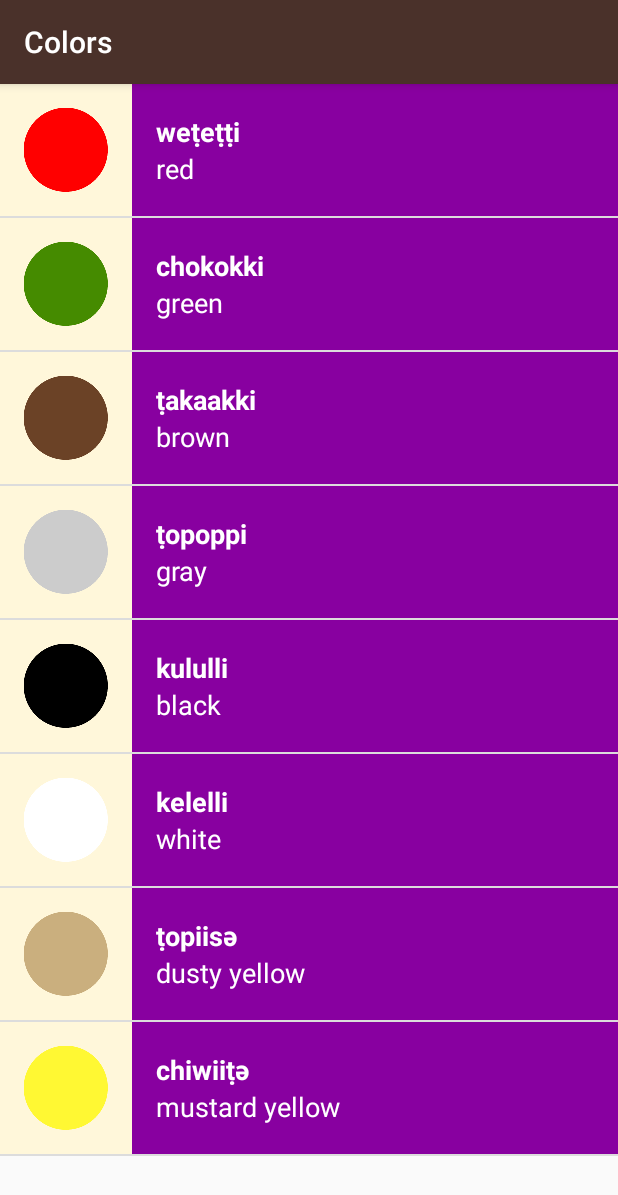
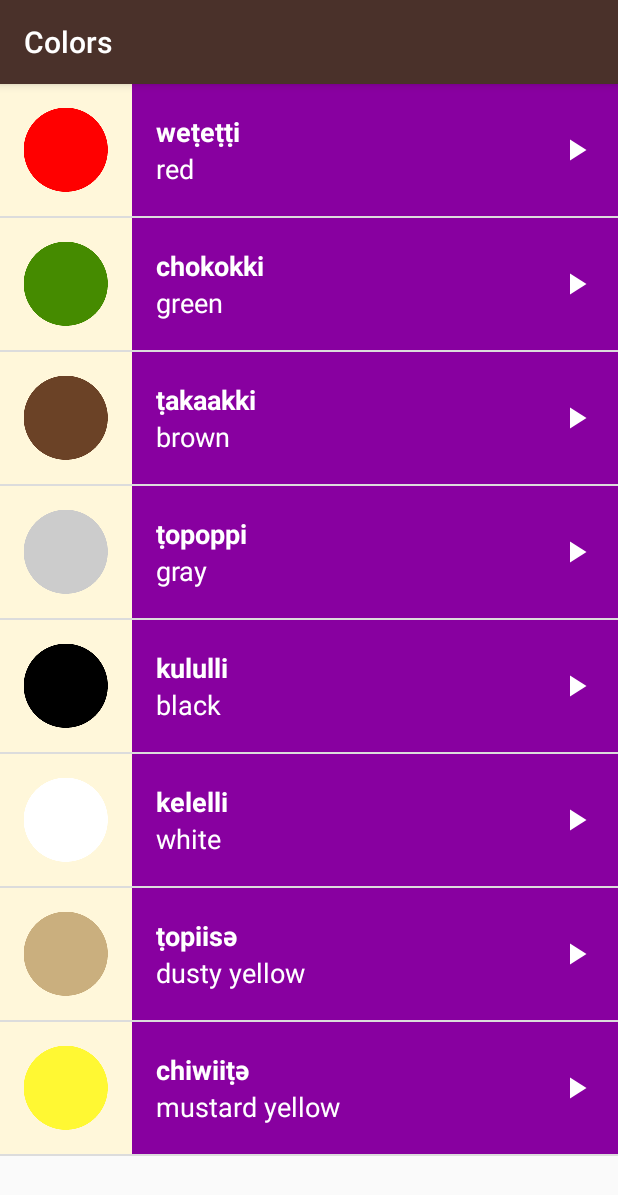
Before and after one commit to anne06/GAB_MultiscreensApp_1_Miwok, an Android app: the ColorsActivity screen opened directly, with no data from a screen before it, on a phone screen of 412 x 824 dp. Shown: the top 1195 px of the screen. Run offline under Robolectric (Android 15) with nearby library versions, the phone set to English and light mode, and no system bars.

Commit message:
Add icone play on listItem layout

```diff
--- a/app/src/main/java/com/example/android/miwok/NumbersActivity.java
+++ b/app/src/main/java/com/example/android/miwok/NumbersActivity.java
@@ -68,7 +68,7 @@ public class NumbersActivity extends AppCompatActivity {
         final List<Word> words = new ArrayList<>();
         words.add(new Word("one", "lutti", R.drawable.number_one, R.raw.number_one));
         words.add(new Word("two", "otiiko", R.drawable.number_two, R.raw.number_two));
-        words.add(new Word("three", "tolookosu", R.drawable.number_three, R.raw.number_three));
+      /*  words.add(new Word("three", "tolookosu", R.drawable.number_three, R.raw.number_three));
         words.add(new Word("four", "oyyisa", R.drawable.number_four, R.raw.number_four));
         words.add(new Word("five", "massokka", R.drawable.number_five, R.raw.number_five));
         words.add(new Word("six", "temmokka", R.drawable.number_six, R.raw.number_six));
@@ -76,7 +76,7 @@ public class NumbersActivity extends AppCompatActivity {
         words.add(new Word("eight", "kawinta", R.drawable.number_eight, R.raw.number_eight));
         words.add(new Word("nine", "wo'e", R.drawable.number_nine, R.raw.number_nine));
         words.add(new Word("ten", "na'aacha", R.drawable.number_ten, R.raw.number_ten));
-
+*/
 
         // Create an {@link ArrayAdapter}, whose data source is a list of Strings. The
         // adapter knows how to create layouts for each item in the list, using the
--- /dev/null
+++ b/app/src/main/res/drawable-anydpi/ic_play_arrow_white.xml
@@ -0,0 +1,10 @@
+<vector xmlns:android="http://schemas.android.com/apk/res/android"
+    android:width="24dp"
+    android:height="24dp"
+    android:viewportWidth="24"
+    android:viewportHeight="24"
+    android:tint="#FFFFFF">
+    <path
+        android:fillColor="#FF000000"
+        android:pathData="M8,5v14l11,-7z"/>
+</vector>
--- a/app/src/main/res/layout/list_item.xml
+++ b/app/src/main/res/layout/list_item.xml
@@ -1,20 +1,22 @@
 <?xml version="1.0" encoding="utf-8"?>
-<LinearLayout xmlns:android="http://schemas.android.com/apk/res/android"
+<RelativeLayout xmlns:android="http://schemas.android.com/apk/res/android"
     xmlns:tools="http://schemas.android.com/tools"
     android:layout_width="match_parent"
-    android:layout_height="match_parent"
-    android:background="@color/tan_background">
+    android:layout_height="@dimen/image_size"
+    android:background="@color/tan_background"
+    android:orientation="horizontal">
 
     <ImageView
         android:id="@+id/image_view"
         android:layout_width="@dimen/image_size"
-        android:layout_height="@dimen/image_size" />
+        android:layout_height="@dimen/image_size"
+        android:layout_alignParentLeft="true" />
 
     <LinearLayout
         android:id="@+id/textViewsLayout"
-        android:layout_width="0dp"
+        android:layout_width="match_parent"
         android:layout_height="@dimen/list_item_height"
-        android:layout_weight="1"
+        android:layout_toRightOf="@id/image_view"
         android:orientation="vertical">
 
         <TextView
@@ -35,4 +37,13 @@
             tools:text="one" />
     </LinearLayout>
 
-</LinearLayout>
+    <View
+        android:layout_width="@dimen/ic_play_size"
+        android:layout_height="@dimen/ic_play_size"
+        android:layout_alignParentRight="true"
+        android:layout_centerVertical="true"
+        android:layout_marginRight="16dp"
+        android:background="@drawable/ic_play_arrow_white" />
+
+
+</RelativeLayout>
--- a/app/src/main/res/values/dimens.xml
+++ b/app/src/main/res/values/dimens.xml
@@ -2,6 +2,7 @@
 <resources>
     <!-- Height of each list item -->
     <dimen name="list_item_height">88dp</dimen>
+    <dimen name="ic_play_size">24dp</dimen>
 
     <!-- Default screen margins, per the Android Design guidelines. -->
     <dimen name="activity_horizontal_margin">16dp</dimen>
```
Also changed, not shown: app/src/main/res/drawable-hdpi/ic_play_arrow_white.png (added), app/src/main/res/drawable-mdpi/ic_play_arrow_white.png (added), app/src/main/res/drawable-xhdpi/ic_play_arrow_white.png (added), app/src/main/res/drawable-xxhdpi/ic_play_arrow_white.png (added).
